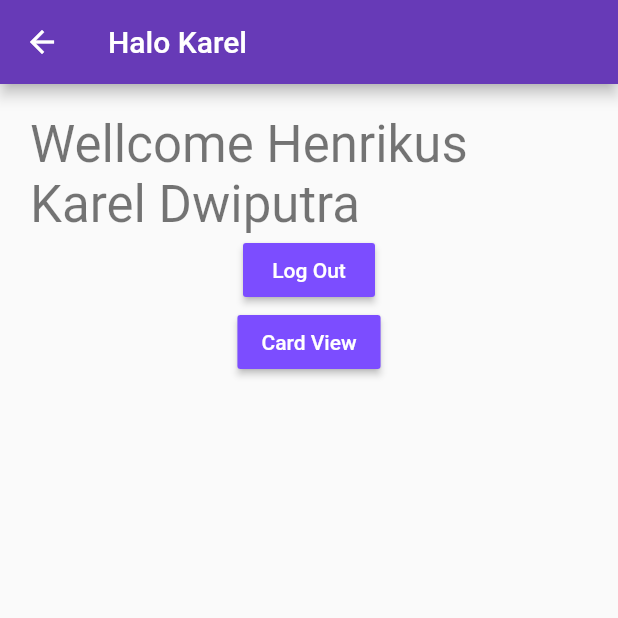
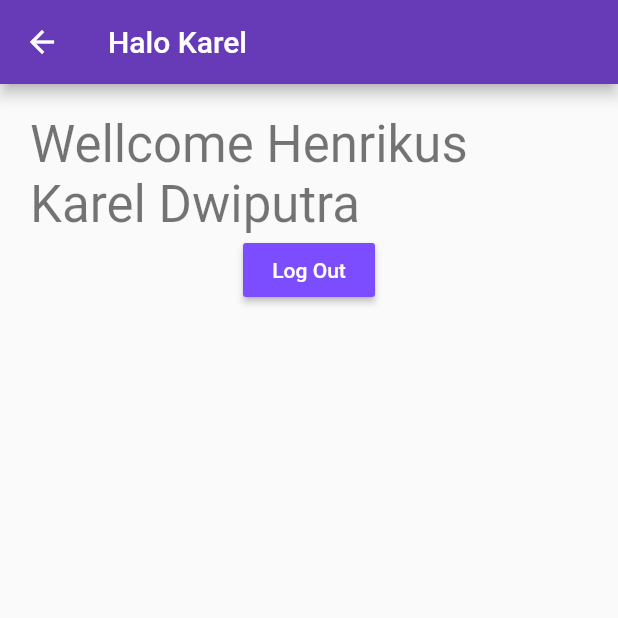
Before and after one commit to karl0620/FlutterKarel, a Flutter app: the Pertemuan2 screen opened directly, after a tap on "Log Out", after a tap on "Login", on a phone screen of 412 x 824 dp, the top half of it. Run offline on Flutter 3.47's test engine with Material 2 defaults, Android fonts, the phone set to English and light mode, and no system bars; our stand-ins replace shared_preferences; missing offline and left inert: shared_preferences_web; accounts and stored records are empty.

Commit message:
Card View

```diff
--- a/demo_flutter/lib/Dosen/dashboarddosen.dart
+++ b/demo_flutter/lib/Dosen/dashboarddosen.dart
@@ -13,6 +13,7 @@ class DashboardDosen extends StatefulWidget {
 }
 
 class _DashboardDosenState extends State<DashboardDosen> {
+  final _formKey = GlobalKey<FormState>();
   @override
   Widget build(BuildContext context) {
     return Scaffold(
@@ -32,7 +33,7 @@ class _DashboardDosenState extends State<DashboardDosen> {
               mainAxisSize: MainAxisSize.min,
               children: <Widget> [
                 ListTile(
-                  leading: Icon(Icons.book),
+                  leading: Icon(Icons.people),
                   title: Text("Argo Wibowo"),
                   subtitle: Text("argo@staff.ukdw.ac.id"),
                 )
--- a/demo_flutter/lib/Mahasiswa/dashboardmahasiswa.dart
+++ b/demo_flutter/lib/Mahasiswa/dashboardmahasiswa.dart
@@ -13,6 +13,8 @@ class DashboardMahasiswa extends StatefulWidget {
 }
 
 class _DashboardMahasiswaState extends State<DashboardMahasiswa> {
+  final _formKey = GlobalKey<FormState>();
+  @override
   Widget build(BuildContext context) {
     return Scaffold(
       appBar: AppBar(
@@ -31,7 +33,7 @@ class _DashboardMahasiswaState extends State<DashboardMahasiswa> {
               mainAxisSize: MainAxisSize.min,
               children: <Widget> [
                 ListTile(
-                  leading: Icon(Icons.book),
+                  leading: Icon(Icons.people),
                   title: Text("Henrikus Karel Dwiputra"),
                   subtitle: Text("72190327"),
                 )
--- a/demo_flutter/lib/Matakuliah/dashboardmk.dart
+++ b/demo_flutter/lib/Matakuliah/dashboardmk.dart
@@ -13,6 +13,7 @@ class DashboardMK extends StatefulWidget {
 }
 
 class _DashboardMKState extends State<DashboardMK> {
+  final _formKey = GlobalKey<FormState>();
   @override
   Widget build(BuildContext context) {
     return Scaffold(
--- a/demo_flutter/lib/pertemuan2.dart
+++ b/demo_flutter/lib/pertemuan2.dart
@@ -38,11 +38,10 @@ class _Pertemuan2State extends State<Pertemuan2> {
             ),
             RaisedButton(
               onPressed: () async {
-                SharedPreferences prefs = await SharedPreferences.getInstance();
-                await prefs.setInt("is_login", 0);
-                Navigator.pushReplacement(
-                  context,
-                  MaterialPageRoute(builder: (context) => Pertemuan1(title: "Halo Karel",)),
+                SharedPreferences pref = await SharedPreferences.getInstance();
+                await pref.setInt("is_login", 0);
+                Navigator.pushReplacement(context,
+                  MaterialPageRoute(builder: (context) =>Pertemuan1(title: "Halo Push",)),
                 );
               },
               color: Colors.deepPurpleAccent,
@@ -53,23 +52,7 @@ class _Pertemuan2State extends State<Pertemuan2> {
                 ),
               ),
             ),
-            RaisedButton(
-              onPressed: () async {
-                SharedPreferences prefs = await SharedPreferences.getInstance();
-                await prefs.setInt("is_login", 2);
-                Navigator.pushReplacement(
-                  context,
-                  MaterialPageRoute(builder: (context) => Pertemuan3(title: "Card View Karel",)),
-                );
-              },
-              color: Colors.deepPurpleAccent,
-              child: Text(
-                "Card View",
-                style: TextStyle(
-                  color: Colors.white,
-                ),
-              ),
-            ),
+
           ],
           ),
         ),
--- a/demo_flutter/pubspec.yaml
+++ b/demo_flutter/pubspec.yaml
@@ -34,7 +34,7 @@ dependencies:
   # The following adds the Cupertino Icons font to your application.
   # Use with the CupertinoIcons class for iOS style icons.
   cupertino_icons: ^1.0.2
-  shared_preferences: ^0.5.12+4
+  shared_preferences: ^2.0.8
 
 dev_dependencies:
   flutter_test:
```
Also changed, not shown: demo_flutter/lib/main.dart (+19 -10 lines), demo_flutter/lib/pertemuan1.dart (+20 -2 lines), demo_flutter/lib/pertemuan3.dart (+15 -2 lines), demo_flutter/pubspec.lock, 2 other files.
